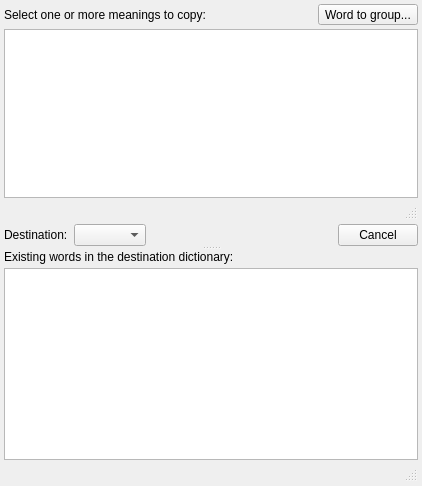
The window that wordtodictionaryform.ui (z1dev/zkanji) describes before a commit, drawn with Qt 5.
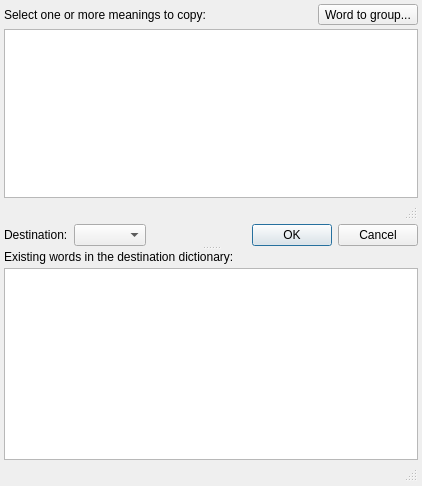
The same window after the commit. Icons and pictures are not drawn. Custom widgets are drawn as their Qt base class.

Commit message: * Translating button text on ZKanji dialog windows and some system dialogs. Using own translation strings instead of relying on the incomplete Qt translations.

Patch:
```diff
--- a/wordtodictionaryform.ui
+++ b/wordtodictionaryform.ui
@@ -169,7 +169,7 @@
           <item>
            <widget class="QDialogButtonBox" name="buttonBox">
             <property name="standardButtons">
-             <set>QDialogButtonBox::Cancel</set>
+             <set>QDialogButtonBox::Cancel|QDialogButtonBox::Ok</set>
             </property>
            </widget>
           </item>
```
The commit also changes 47 other files.
